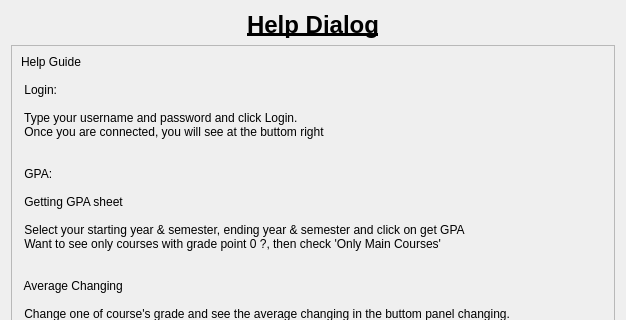
Above: main/HelpBox/helpbox.ui from liranbg/JCEaverageCalculator before the change; both pictures show x 0 to 626 and y 0 to 320 of the 626 by 846 pixel window. Below: the same form after it.
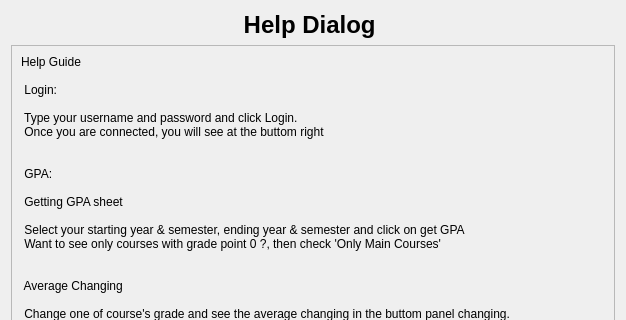
That is the form after the change. Icons and pictures are not drawn.

Commit message:
update help dialog. change color in gpa selection
also, next row selected after editing course's grade for bettern inserting

The edit to the form file:
```diff
--- a/main/HelpBox/helpbox.ui
+++ b/main/HelpBox/helpbox.ui
@@ -135,7 +135,7 @@
       </sizepolicy>
      </property>
      <property name="text">
-      <string>&lt;html&gt;&lt;head/&gt;&lt;body&gt;&lt;p align=&quot;center&quot;&gt;&lt;span style=&quot; font-size:18pt; font-weight:600; text-decoration: underline;&quot;&gt;Help Dialog&lt;/span&gt;&lt;/p&gt;&lt;/body&gt;&lt;/html&gt;</string>
+      <string>&lt;html&gt;&lt;head/&gt;&lt;body&gt;&lt;p&gt;&lt;center&gt;&lt;img src=&quot;:/icons/help.png&quot; height=&quot;18&quot; width=&quot;18&quot;/&gt;&lt;span style=&quot; font-size:18pt; font-weight:600;&quot;&gt; Help Dialog &lt;/span&gt;&lt;img src=&quot;:/icons/help.png&quot; height=&quot;18&quot; width=&quot;18&quot;/&gt;&lt;/p&gt;&lt;/body&gt;&lt;/html&gt;</string>
      </property>
     </widget>
    </item>
```
Left out of the diff: 6 changed lines with no effect on the pictures. The commit also changes 6 other files.
